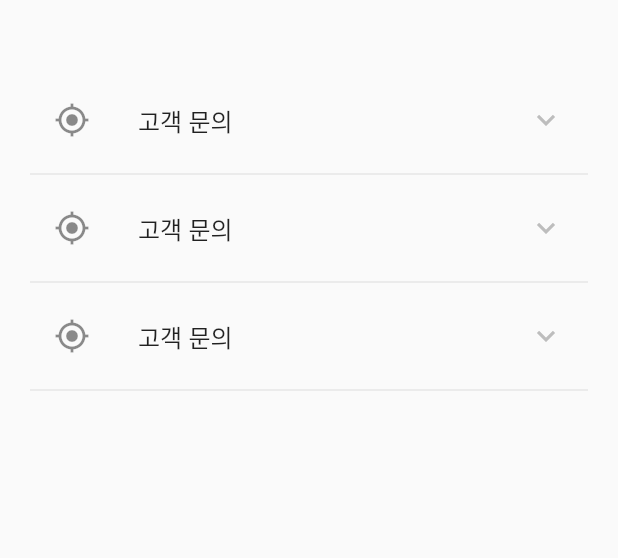
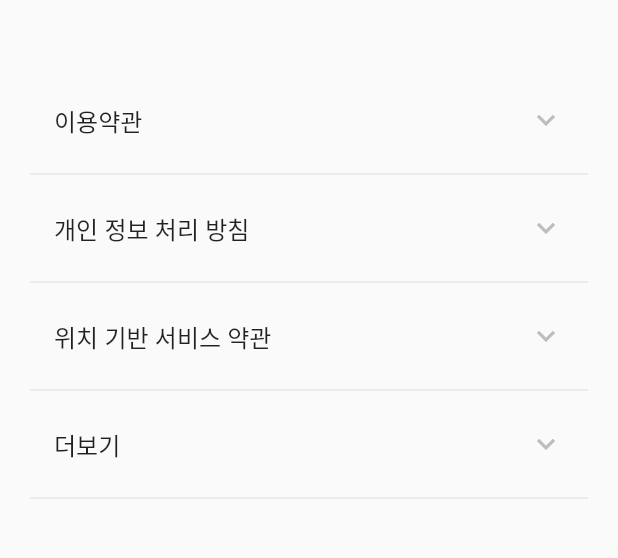
Before and after one commit to masterOfRandom/EatHub_flutter, a Flutter app: the screen it shows once a user with an empty profile is signed in, after a tap on "테이블픽 소개", on a phone screen of 412 x 824 dp, the part 84-642 px from its top. Run offline on Flutter 3.47's test engine with Material 2 defaults, Android fonts, the phone set to English and light mode, and no system bars; our stand-ins replace cached_network_image, cloud_firestore, email_validator, firebase_auth, firebase_core, flutter_svg and 3 more; accounts and stored records are empty.

Commit message:
[added] 더보기 드롭다운 추가

```diff
--- a/lib/screens/login_screens/login_email_screen.dart
+++ b/lib/screens/login_screens/login_email_screen.dart
@@ -4,7 +4,7 @@ import 'package:eathub/screens/login_screens/login_password_screen.dart';
 import 'package:eathub/screens/login_screens/signup_password_screen.dart';
 import 'package:eathub/utils/colors.dart';
 import 'package:eathub/widgets/login/login_input_text_field.dart';
-import 'package:eathub/widgets/next_button.dart';
+import 'package:eathub/widgets/table_pick_elevated_button.dart';
 import 'package:flutter/material.dart';
 import 'package:email_validator/email_validator.dart';
 import 'package:get/get.dart';
@@ -97,7 +97,8 @@ class _LoginEmailScreenState extends State<LoginEmailScreen> {
         ),
         bottomSheet: Padding(
           padding: const EdgeInsets.only(left: 20, right: 20, bottom: 20),
-          child: NextButton(
+          child: TablePickElevatedButton(
+            text: '다음',
             callback: _nextButtonCallback,
             isLoading: isLoading,
           ),
--- a/lib/screens/login_screens/login_password_screen.dart
+++ b/lib/screens/login_screens/login_password_screen.dart
@@ -6,7 +6,7 @@ import 'package:eathub/screens/login_screens/login_profile_screen.dart';
 import 'package:eathub/screens/login_screens/signup_password_screen.dart';
 import 'package:eathub/screens/layout_screens/mobile_layout_screen.dart';
 import 'package:eathub/utils/colors.dart';
-import 'package:eathub/widgets/next_button.dart';
+import 'package:eathub/widgets/table_pick_elevated_button.dart';
 import 'package:email_validator/email_validator.dart';
 import 'package:flutter/material.dart';
 import 'package:get/get.dart';
@@ -105,7 +105,8 @@ class _LoginPasswordScreenState extends State<LoginPasswordScreen> {
         ),
         bottomSheet: Padding(
           padding: const EdgeInsets.only(left: 20, right: 20, bottom: 20),
-          child: NextButton(
+          child: TablePickElevatedButton(
+            text: '다음',
             callback: _nextButtonCallback,
             isLoading: isLoading,
           ),
--- a/lib/screens/login_screens/login_profile_screen.dart
+++ b/lib/screens/login_screens/login_profile_screen.dart
@@ -4,7 +4,7 @@ import 'package:eathub/resources/auth_methods.dart';
 import 'package:eathub/utils/colors.dart';
 import 'package:eathub/widgets/login/login_input_text_field.dart';
 import 'package:eathub/widgets/login/terms_of_service.dart';
-import 'package:eathub/widgets/next_button.dart';
+import 'package:eathub/widgets/table_pick_elevated_button.dart';
 import 'package:flutter/material.dart';
 import 'package:get/get.dart';
 
@@ -172,7 +172,8 @@ class _LoginProfileScreenState extends State<LoginProfileScreen> {
         ),
         bottomSheet: Padding(
           padding: const EdgeInsets.only(left: 20, right: 20, bottom: 20),
-          child: NextButton(
+          child: TablePickElevatedButton(
+            text: '다음',
             callback: _nextButtonCallback,
             isLoading: isLoading,
           ),
--- a/lib/screens/login_screens/signup_password_screen.dart
+++ b/lib/screens/login_screens/signup_password_screen.dart
@@ -3,7 +3,7 @@
 import 'package:eathub/resources/auth_methods.dart';
 import 'package:eathub/screens/login_screens/login_profile_screen.dart';
 import 'package:eathub/utils/colors.dart';
-import 'package:eathub/widgets/next_button.dart';
+import 'package:eathub/widgets/table_pick_elevated_button.dart';
 import 'package:flutter/material.dart';
 import 'package:get/get.dart';
 
@@ -186,7 +186,8 @@
         ),
         bottomSheet: Padding(
           padding: const EdgeInsets.only(left: 20, right: 20, bottom: 20),
-          child: NextButton(
+          child: TablePickElevatedButton(
+            text: '다음',
             callback: _nextButtonCallback,
             isLoading: isLoading,
           ),
--- a/lib/utils/colors.dart
+++ b/lib/utils/colors.dart
@@ -8,6 +8,7 @@ const descriptionFontColor = Color(0xFF9F9F9F);
 const grayScaleGray2 = Color(0xFF4F4F4F);
 const grayScaleGray3 = Color(0xFF828282);
 const grayScaleGray4 = Color(0xFFBDBDBD);
+const grayScaleGray5 = Color(0xFFE0E0E0);
 const backgroundGrayColor = Color(0xFFE5E6E8);
 const backgroundLightPinkColor = Color(0xFFFAF6F6);
 const backgroundWhiteColor = Color(0xFFFFFFFF);
--- a/lib/widgets/introduce/introduce_list.dart
+++ b/lib/widgets/introduce/introduce_list.dart
@@ -4,6 +4,7 @@ import 'package:eathub/screens/my_page_screens/introduce_screen.dart';
 import 'package:eathub/utils/colors.dart';
 import 'package:eathub/widgets/my_page/logout_dialog.dart';
 import 'package:eathub/widgets/my_page/set_range_dialog.dart';
+import 'package:eathub/widgets/table_pick_elevated_button.dart';
 import 'package:flutter/cupertino.dart';
 import 'package:flutter/material.dart';
 import 'package:get/get.dart';
@@ -16,13 +17,15 @@ class IntroduceList extends StatefulWidget {
 }
 
 class _SettingListState extends State<IntroduceList> {
+  bool isMore = false;
+  bool visible = false;
+
   Widget _myPageTile({
     required IconData lead,
     required String text,
     required VoidCallback callback,
   }) {
     return ListTile(
-      leading: Icon(lead),
       title: Text(text),
       trailing: Icon(
         Icons.expand_more,
@@ -34,15 +37,79 @@ class _SettingListState extends State<IntroduceList> {
 
   @override
   Widget build(BuildContext context) {
-    return Column(
-      children: [
-        _myPageTile(lead: Icons.gps_fixed, text: '고객 문의', callback: () {}),
-        Divider(),
-        _myPageTile(lead: Icons.gps_fixed, text: '고객 문의', callback: () {}),
-        Divider(),
-        _myPageTile(lead: Icons.gps_fixed, text: '고객 문의', callback: () {}),
-        Divider(),
-      ],
+    return SingleChildScrollView(
+      child: Column(
+        children: [
+          _myPageTile(lead: Icons.gps_fixed, text: '이용약관', callback: () {}),
+          const Divider(),
+          _myPageTile(
+              lead: Icons.gps_fixed, text: '개인 정보 처리 방침', callback: () {}),
+          const Divider(),
+          _myPageTile(
+              lead: Icons.gps_fixed, text: '위치 기반 서비스 약관', callback: () {}),
+          const Divider(),
+          _myPageTile(
+              lead: Icons.gps_fixed,
+              text: '더보기',
+              callback: () {
+                if (isMore) {
+                  visible = false;
+                }
+                isMore = !isMore;
+                setState(() {});
+              }),
+          AnimatedContainer(
+            decoration: isMore
+                ? BoxDecoration(
+                    border: Border.all(color: grayScaleGray5),
+                    borderRadius:
+                        BorderRadius.vertical(bottom: Radius.circular(10)))
+                : BoxDecoration(),
+            duration: Duration(milliseconds: 500),
+            height: isMore ? 260 : 0,
+            curve: Curves.ease,
+            onEnd: () {
+              isMore ? visible = true : visible = false;
+              setState(() {});
+            },
+            child: visible
+                ? Container(
+                    width: double.infinity,
+                    padding: EdgeInsets.symmetric(horizontal: 32, vertical: 20),
+                    child: Column(
+                      mainAxisAlignment: MainAxisAlignment.start,
+                      crossAxisAlignment: CrossAxisAlignment.start,
+                      children: [
+                        Text('버전정보',
+                            style: TextStyle(
+                                fontWeight: FontWeight.w700, fontSize: 20)),
+                        Text(
+                          '현재버전 1.1.0',
+                        ),
+                        Text(
+                          '최신버전 1.2.0',
+                          style: TextStyle(color: primaryRedColor),
+                        ),
+                        SizedBox(height: 16),
+                        TablePickElevatedButton(
+                            isLoading: false, text: '최신버전으로 업데이트'),
+                        SizedBox(height: 32),
+                        TextButton(
+                          onPressed: () {
+                            print('회원탈퇴');
+                          },
+                          child: Text('회원탈퇴',
+                              style: TextStyle(
+                                  color: grayScaleGray3, fontSize: 20)),
+                        ),
+                      ],
+                    ),
+                  )
+                : Container(),
+          ),
+          const Divider(),
+        ],
+      ),
     );
   }
 }
--- a/lib/widgets/login/terms_of_service.dart
+++ b/lib/widgets/login/terms_of_service.dart
@@ -1,7 +1,7 @@
 import 'package:eathub/getx/getx_controller.dart';
 import 'package:eathub/resources/auth_methods.dart';
 import 'package:eathub/utils/terms.dart';
-import 'package:eathub/widgets/next_button.dart';
+import 'package:eathub/widgets/table_pick_elevated_button.dart';
 import 'package:flutter/material.dart';
 import 'package:get/get.dart';
 
@@ -80,7 +80,8 @@ class _TermsOfServiceSheetState extends State<TermsOfServiceSheet> {
         Expanded(child: Container()),
         Padding(
           padding: const EdgeInsets.only(left: 20, right: 20, bottom: 20),
-          child: NextButton(
+          child: TablePickElevatedButton(
+            text: '다음',
             isLoading: isLoading,
             callback: () async {
               setState(() {
--- a/pubspec.yaml
+++ b/pubspec.yaml
@@ -43,6 +43,7 @@ dependencies:
   http: ^0.13.4
   location: ^4.3.0
   lottie: ^1.3.0
+  new_version: ^0.3.0
   shared_preferences: ^2.0.13
   url_launcher: ^6.0.20
 
```
Also changed, not shown: lib/widgets/table_pick_elevated_button.dart (renamed from lib/widgets/next_button.dart, +7 -5 lines), pubspec.lock, 1 other file.
